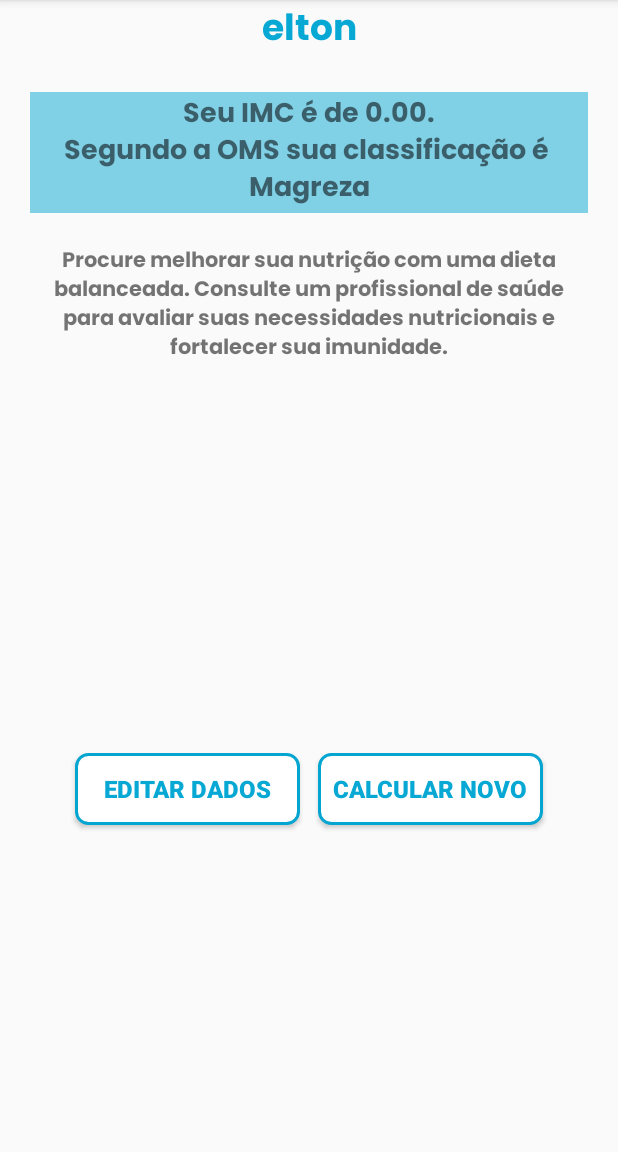
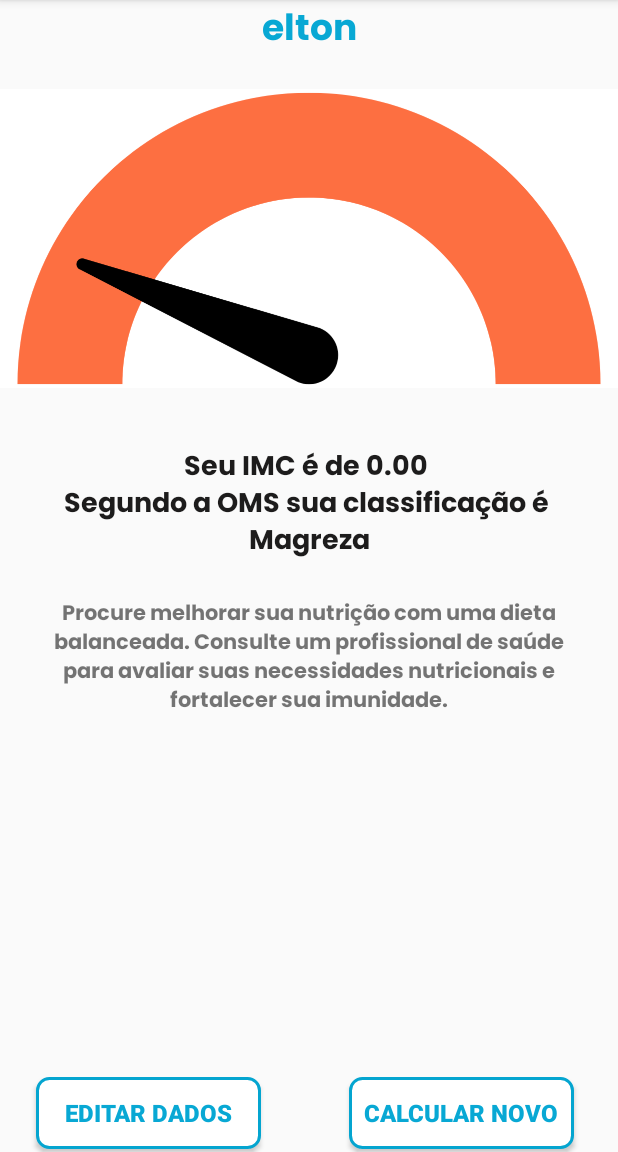
Before and after one commit to aa-abnerandrade/elton_AplicativoIMC, an Android app built with Jetpack Compose: the ResultActivity screen opened directly, with no data from a screen before it, on a phone screen of 412 x 824 dp, the part 84-1236 px from its top. Run offline under Robolectric (Android 15) with nearby library versions, the phone set to English and light mode, and no system bars; Roboto replaces fonts that are not available here.

Commit message:
Finalizando Result

```diff
--- a/app/build.gradle.kts
+++ b/app/build.gradle.kts
@@ -4,6 +4,8 @@ plugins {
 }
 
 android {
+    aaptOptions.cruncherEnabled = false
+
     namespace = "com.example.calculadoraimc"
     compileSdk = 34
 
@@ -33,6 +35,7 @@ android {
         sourceCompatibility = JavaVersion.VERSION_1_8
         targetCompatibility = JavaVersion.VERSION_1_8
     }
+
     kotlinOptions {
         jvmTarget = "1.8"
     }
--- a/app/src/main/java/com/example/calculadoraimc/MainActivity.kt
+++ b/app/src/main/java/com/example/calculadoraimc/MainActivity.kt
@@ -35,6 +35,12 @@ class MainActivity : ComponentActivity () {
         editTextTextPeso = findViewById(R.id.editTextText_peso)
         editTextTextAltura = findViewById(R.id.editTextText_altura)
 
+        val isNovoCalculo = intent.getBooleanExtra("novo_calculo", false)
+        if (isNovoCalculo) {
+            // Limpar os campos de entrada de peso e altura
+            editTextTextPeso.setText("")
+            editTextTextAltura.setText("")
+        }
 
         editTextTextPeso.addTextChangedListener(object : TextWatcher {
             var isUpdating = false
--- a/app/src/main/java/com/example/calculadoraimc/ResultActivty.kt
+++ b/app/src/main/java/com/example/calculadoraimc/ResultActivty.kt
@@ -1,7 +1,9 @@
 package com.example.calculadoraimc
 
+import android.content.Intent
 import android.os.Bundle
 import android.view.View
+import android.widget.ImageView
 import android.widget.TextView
 import androidx.appcompat.app.AppCompatActivity
 
@@ -15,8 +17,8 @@ class ResultActivity : AppCompatActivity() {
     }
 
     fun classificarResultado(resultado: Double) {
+
         val textoResultadoClassificado: String
-
         textoResultadoClassificado = when {
             resultado < 18.5 -> "Magreza"
             resultado >= 18.5 && resultado < 25 -> "Normal"
@@ -29,8 +31,18 @@ class ResultActivity : AppCompatActivity() {
 
         val textViewClassificacaoResultado = findViewById<TextView>(R.id.textView_classificacaoresultado)
         val textViewDescricaoResultado = findViewById<TextView>(R.id.textView_descricaoresultado)
-        textViewClassificacaoResultado.text = "Seu IMC é de ${String.format("%.2f", resultado)}.\n" + "" +
+        val imageViewImagemResultado = findViewById<ImageView>(R.id.imageView_imagemresultado)
+
+        textViewClassificacaoResultado.text = "Seu IMC é de ${String.format("%.2f", resultado)} \n" + "" +
                 "Segundo a OMS sua classificação é \n" + textoResultadoClassificado
+
+        val imagemResultado = when (textoResultadoClassificado) {
+            "Magreza" -> R.drawable.resultado1
+            "Normal" -> R.drawable.resultado2
+            "Sobrepeso", "Obesidade I", "Obesidade II", "Obesidade III" -> R.drawable.resultado3
+            else -> R.drawable.resultado2
+        }
+
         val descricaoResultado = when (textoResultadoClassificado) {
             "Magreza" -> DESCRICAO_MAGREZA
             "Normal" -> DESCRICAO_NORMAL
@@ -38,10 +50,22 @@ class ResultActivity : AppCompatActivity() {
             "Obesidade I", "Obesidade II", "Obesidade III" -> DESCRICAO_OBESIDADE
             else -> "Descrição não disponível para o valor fornecido."
         }
+        imageViewImagemResultado.setImageResource(imagemResultado)
         textViewDescricaoResultado.text = descricaoResultado
     }
 
-    fun voltarButtonOnClick(v: View) {
+    fun voltarEditarButtonOnClick(v: View) {
+        finish()
+    }
+
+    fun voltarNovoButtonOnClick(v: View) {
+        // Criar um Intent para retornar à MainActivity
+        val intent = Intent(this, MainActivity::class.java)
+        // Adicionar uma flag extra que indica um novo cálculo
+        intent.putExtra("novo_calculo", true)
+        // Iniciar a MainActivity novamente
+        startActivity(intent)
+        // Finalizar a activity atual
         finish()
     }
 }
--- a/app/src/main/res/layout/activity_result.xml
+++ b/app/src/main/res/layout/activity_result.xml
@@ -7,41 +7,49 @@
     android:layout_height="match_parent"
     tools:context=".ResultActivity">
 
-    <androidx.constraintlayout.widget.ConstraintLayout
-        android:layout_width="match_parent"
-        android:layout_height="match_parent"
-        tools:layout_editor_absoluteX="0dp"
-        tools:layout_editor_absoluteY="25dp">
 
     <TextView
         android:id="@+id/textView_Result_title"
-            android:layout_width="match_parent"
+        android:layout_width="0dp"
         android:layout_height="wrap_content"
         android:fontFamily="@font/poppins_bold"
         android:text="elton"
         android:textAlignment="center"
         android:textColor="#08A8D4"
-            android:textSize="24dp"
-            android:textStyle="bold" />
+        android:textSize="24sp"
+        android:textStyle="bold"
+        app:layout_constraintEnd_toEndOf="parent"
+        app:layout_constraintStart_toStartOf="parent"
+        app:layout_constraintTop_toTopOf="parent" />
+
+    <ImageView
+        android:id="@+id/imageView_imagemresultado"
+        android:layout_width="0dp"
+        android:layout_height="235dp"
+        app:layout_constraintEnd_toEndOf="parent"
+        app:layout_constraintStart_toStartOf="parent"
+        app:layout_constraintTop_toBottomOf="@+id/textView_Result_title"
+        app:layout_constraintVertical_bias="0.231"
+        app:srcCompat="@drawable/resultado2" />
 
     <TextView
         android:id="@+id/textView_classificacaoresultado"
         android:layout_width="0dp"
         android:layout_height="wrap_content"
         android:layout_margin="20dp"
+        android:layout_marginTop="1dp"
         android:autoSizeMaxTextSize="20sp"
         android:autoSizeMinTextSize="12sp"
         android:autoSizeStepGranularity="1sp"
         android:autoSizeTextType="uniform"
-            android:background="#8008A7D3"
         android:fontFamily="@font/poppins_bold"
         android:maxLines="4"
-            android:text="..."
         android:textAlignment="center"
+        android:textColor="#1D1C1C"
         android:textSize="18sp"
         app:layout_constraintEnd_toEndOf="parent"
         app:layout_constraintStart_toStartOf="parent"
-            app:layout_constraintTop_toBottomOf="@+id/textView_Result_title" />
+        app:layout_constraintTop_toBottomOf="@+id/imageView_imagemresultado" />
 
     <TextView
         android:id="@+id/textView_descricaoresultado"
@@ -63,43 +71,55 @@
 
     <TextView
         android:id="@+id/textView_Resultado_espaco2"
-            android:layout_width="match_parent"
+        android:layout_width="364dp"
+        android:layout_height="22dp"
+        tools:layout_editor_absoluteX="24dp"
+        tools:layout_editor_absoluteY="302dp"
+        app:layout_constraintEnd_toEndOf="parent"
+        app:layout_constraintStart_toStartOf="parent"
+        app:layout_constraintTop_toBottomOf="@+id/textView_descricaoresultado" />
+
+    <androidx.constraintlayout.widget.Guideline
+        android:id="@+id/guideline_bottom"
+        android:layout_width="wrap_content"
         android:layout_height="wrap_content"
-            tools:layout_editor_absoluteX="178dp"
-            tools:layout_editor_absoluteY="527dp" />
+        android:orientation="horizontal"
+        app:layout_constraintTop_toTopOf="parent" />
 
     <Button
-            android:id="@+id/button_Result_voltar"
+        android:id="@+id/button_Result_editar"
         android:layout_width="150dp"
         android:layout_height="wrap_content"
-            android:layout_marginTop="360dp"
+        android:layout_marginTop="216dp"
         android:background="@drawable/rounded_component"
-            android:onClick="voltarButtonOnClick"
+        android:onClick="voltarEditarButtonOnClick"
         android:text="Editar Dados"
         android:textAlignment="center"
         android:textColor="#08A8D4"
         android:textSize="16sp"
         android:textStyle="bold"
         app:layout_constraintEnd_toEndOf="parent"
-            app:layout_constraintHorizontal_bias="0.19"
+        app:layout_constraintHorizontal_bias="0.091"
+        app:layout_constraintHorizontal_chainStyle="spread"
         app:layout_constraintStart_toStartOf="parent"
-            app:layout_constraintTop_toBottomOf="@+id/textView_classificacaoresultado" />
+        app:layout_constraintTop_toBottomOf="@+id/textView_Resultado_espaco2" />
 
     <Button
         android:id="@+id/button_Result_novo"
         android:layout_width="150dp"
         android:layout_height="wrap_content"
-            android:layout_marginTop="360dp"
+        android:layout_marginTop="216dp"
         android:background="@drawable/rounded_component"
+        android:onClick="voltarNovoButtonOnClick"
         android:text="Calcular Novo"
         android:textAlignment="center"
         android:textColor="#08A8D4"
         android:textSize="16sp"
         android:textStyle="bold"
         app:layout_constraintEnd_toEndOf="parent"
-            app:layout_constraintHorizontal_bias="0.809"
-            app:layout_constraintStart_toStartOf="parent"
-            app:layout_constraintTop_toBottomOf="@+id/textView_classificacaoresultado" />
+        app:layout_constraintHorizontal_bias="0.663"
+        app:layout_constraintStart_toEndOf="@+id/button_Result_editar"
+        app:layout_constraintTop_toBottomOf="@+id/textView_Resultado_espaco2" />
+
 
 </androidx.constraintlayout.widget.ConstraintLayout>
-</androidx.constraintlayout.widget.ConstraintLayout>
```
Also changed, not shown: app/src/main/res/drawable/resultado1.png (added), app/src/main/res/drawable/resultado2.png (added), app/src/main/res/drawable/resultado3.png (added), build.gradle.kts (line endings or trailing spaces). Lines whose indentation alone changed are shown as unchanged.
